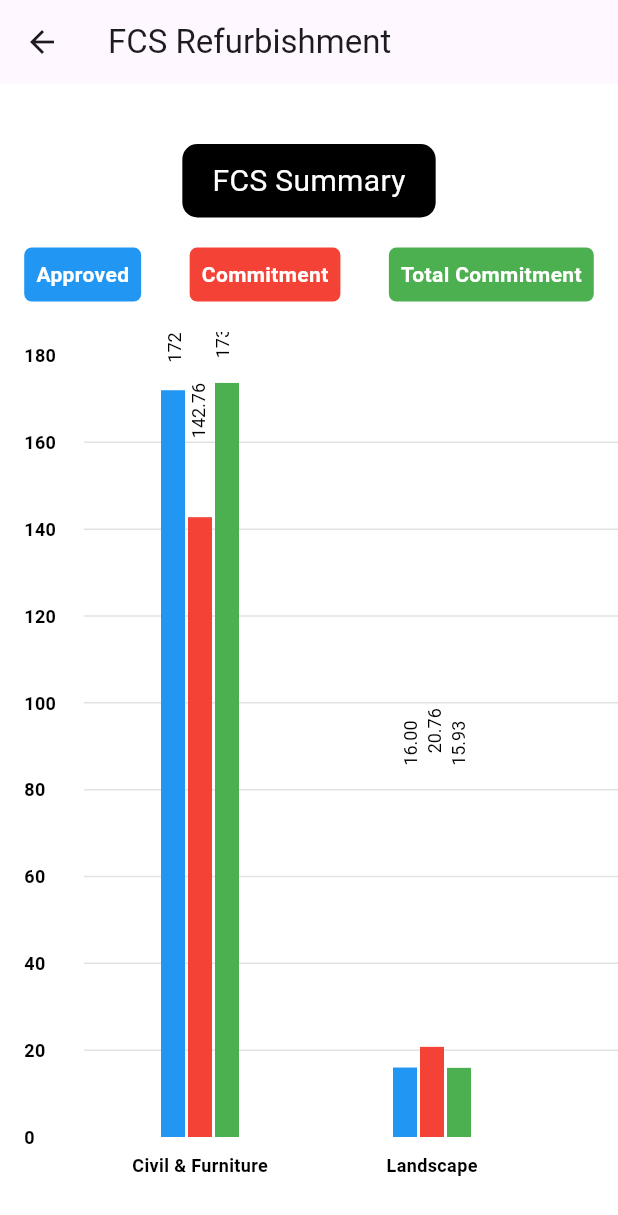
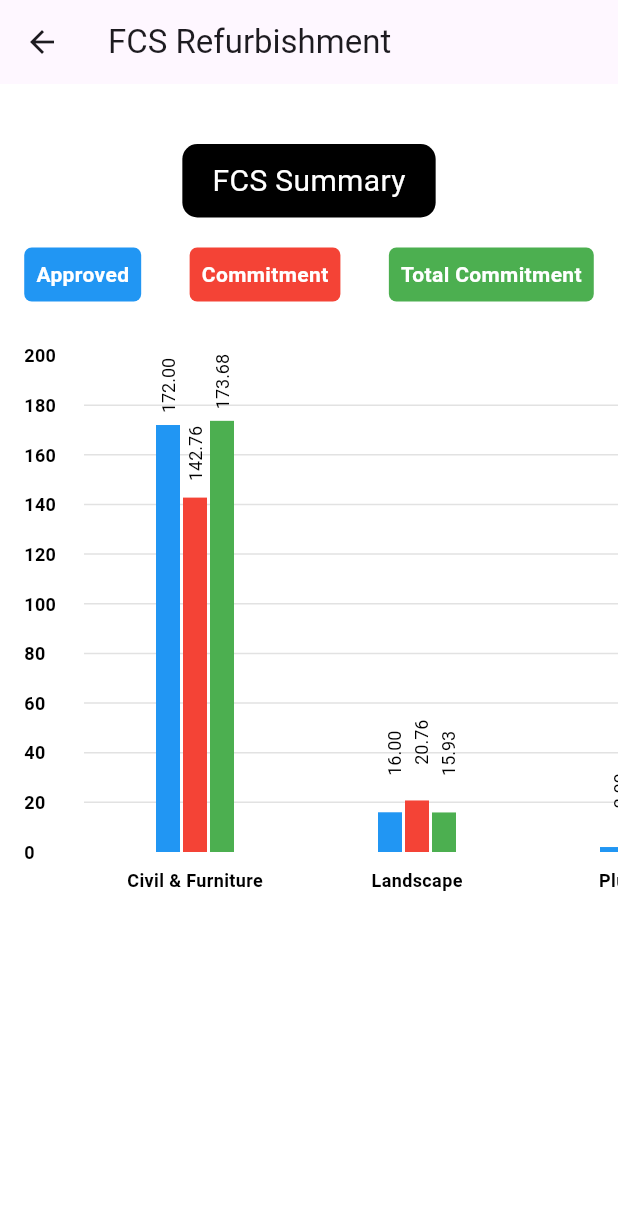
Before and after one commit to NepThunder/vizscope, a Flutter app: the FCSRefurbishment screen opened directly, on a phone screen of 412 x 824 dp. Shown: the top 1215 px of the screen. Run offline on Flutter 3.47's test engine with Material 3 defaults, Android fonts, the phone set to English and light mode, and no system bars; drawn by our look-alikes of fl_chart; our stand-ins replace connectivity_plus, firebase_auth, firebase_core, flutter_dotenv, get, image_picker and 3 more; accounts and stored records are empty.

Commit message:
modified:   lib/pages/project details/fcs_refurbishment.dart

```diff
--- a/lib/pages/project details/fcs_refurbishment.dart
+++ b/lib/pages/project details/fcs_refurbishment.dart
@@ -3,8 +3,22 @@ import 'dart:math';
 import 'package:fl_chart/fl_chart.dart';
 import 'package:flutter/material.dart';
 
-class FCSRefurbishment extends StatelessWidget {
+class FCSRefurbishment extends StatefulWidget {
   const FCSRefurbishment({super.key});
+
+  @override
+  State<FCSRefurbishment> createState() => _FCSRefurbishmentState();
+}
+
+class _FCSRefurbishmentState extends State<FCSRefurbishment> {
+  final data = [
+    [172.00, 142.76, 173.68],
+    [16.00, 20.76, 15.93],
+    [2.00, 1.93, 1.93],
+    [12.00, 12.70, 12.70],
+    [100.00, 135.61, 135.61],
+    [45.00, 80.46, 80.46],
+  ];
 
   @override
   Widget build(BuildContext context) {
@@ -52,7 +66,7 @@ class FCSRefurbishment extends StatelessWidget {
                       child: BarChart(
                         BarChartData(
                           alignment: BarChartAlignment.spaceAround,
-                          maxY: 180,
+                          maxY: MaxValueFinder().findMaxValue(data),
                           barTouchData: BarTouchData(enabled: false),
                           titlesData: FlTitlesData(
                             show: true,
@@ -60,7 +74,7 @@ class FCSRefurbishment extends StatelessWidget {
                               sideTitles: SideTitles(
                                 showTitles: true,
                                 getTitlesWidget: getBottomTitles,
-                                reservedSize: 50,
+                                reservedSize: 240,
                               ),
                             ),
                             leftTitles: AxisTitles(
@@ -83,8 +97,24 @@ class FCSRefurbishment extends StatelessWidget {
                             ),
                             topTitles: const AxisTitles(
                                 sideTitles: SideTitles(showTitles: false)),
-                            rightTitles: const AxisTitles(
-                                sideTitles: SideTitles(showTitles: false)),
+                            rightTitles: AxisTitles(
+                              sideTitles: SideTitles(
+                                showTitles: true,
+                                interval: 20,
+                                getTitlesWidget:
+                                    (double value, TitleMeta meta) {
+                                  return Text(
+                                    value.toInt().toString(),
+                                    style: const TextStyle(
+                                      color: Colors.black,
+                                      fontWeight: FontWeight.bold,
+                                      fontSize: 12,
+                                    ),
+                                  );
+                                },
+                                reservedSize: 40,
+                              ),
+                            ),
                           ),
                           gridData: FlGridData(
                             show: true,
@@ -229,9 +259,9 @@ class ValueLabelPainter extends CustomPainter {
       [45.00, 80.46, 80.46],
     ];
 
-    final double chartWidth = size.width - 75;
+    final double chartWidth = size.width - 115;
     final double groupWidth = chartWidth / 6;
-    const double barWidth = 16;
+    const double barWidth = 18;
 
     for (int i = 0; i < data.length; i++) {
       for (int j = 0; j < data[i].length; j++) {
@@ -241,19 +271,19 @@ class ValueLabelPainter extends CustomPainter {
         );
         textPainter.layout();
 
-        final double groupStartX = 120 + i * groupWidth;
+        final double groupStartX = 115 + i * groupWidth;
         final double barCenterX = groupStartX + j * (barWidth) + barWidth / 2;
 
-        const double maxHeight = 180;
+        double maxHeight = MaxValueFinder().findMaxValue(data);
         final double barHeight = data[i][j] / maxHeight * (size.height - 90);
-        final double yPosition = size.height - barHeight - 90;
+        final double yPosition = size.height - 8 - barHeight - 85;
 
         canvas.save();
         canvas.translate(barCenterX, yPosition);
         canvas.rotate(-pi / 2);
 
         textPainter.paint(
-            canvas, Offset(-textPainter.height / 2, -textPainter.width / 2));
+            canvas, Offset(-textPainter.height, -textPainter.width / 2));
 
         canvas.restore();
       }
@@ -263,3 +293,22 @@ class ValueLabelPainter extends CustomPainter {
   @override
   bool shouldRepaint(covariant CustomPainter oldDelegate) => false;
 }
+
+class MaxValueFinder {
+  double findMaxValue(List<List<double>> data) {
+    double maxValue =
+        data.fold<double>(double.negativeInfinity, (maxValue, list) {
+      double maxInList = list.reduce(
+          (double value, double element) => value > element ? value : element);
+      return maxValue > maxInList ? maxValue : maxInList;
+    });
+
+    int roundedValue = (maxValue / 20).ceil() * 20;
+
+    if (roundedValue - maxValue < 20) {
+      roundedValue += 20;
+    }
+
+    return roundedValue.toDouble();
+  }
+}
```
